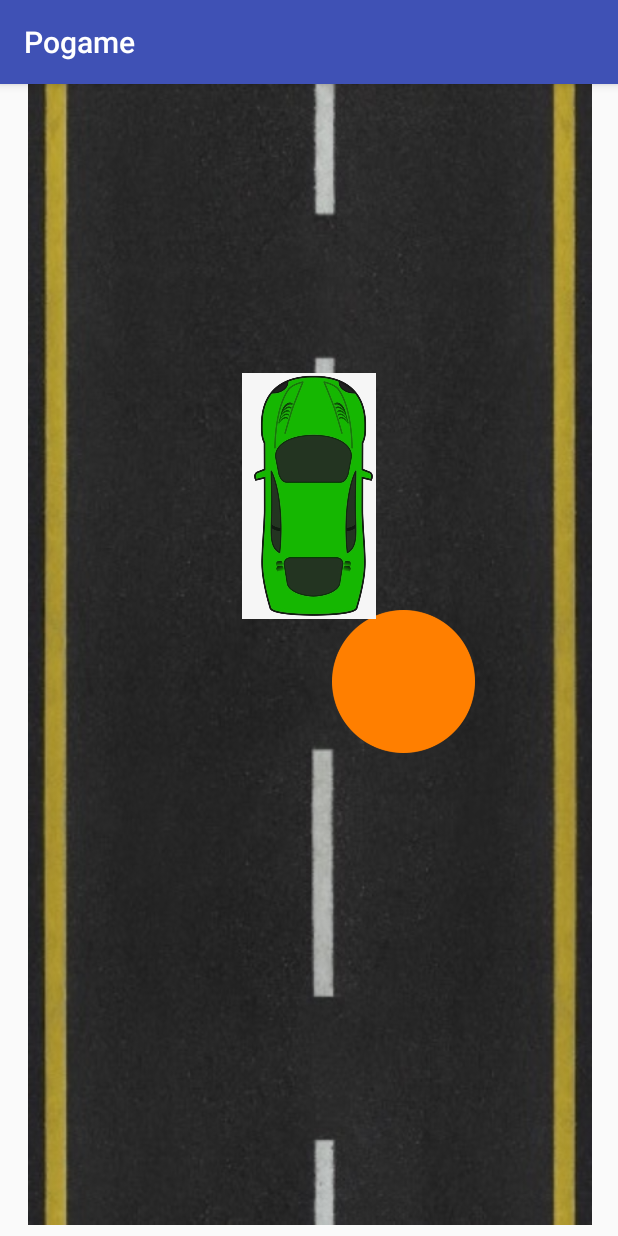
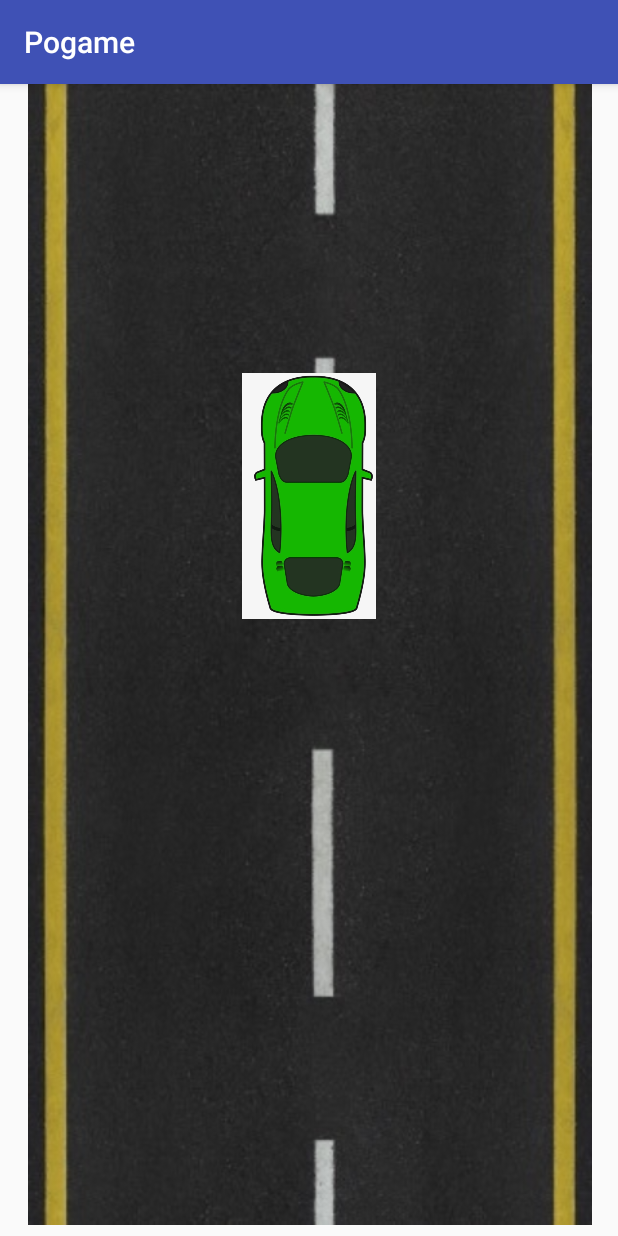
Before and after one commit to TheFlash98/Pogame, an Android app: the PlayGame screen opened directly, with no data from a screen before it, after a tap on an icon or button, on a phone screen of 412 x 824 dp. Run offline under Robolectric (Android 15) with nearby library versions, the light colour scheme and no system bars; 1 other tap on this screen came first.

Commit message:
Sprites move

```diff
--- a/app/src/main/java/com/example/sarthak/pogame/PlayGame.java
+++ b/app/src/main/java/com/example/sarthak/pogame/PlayGame.java
@@ -1,8 +1,10 @@
 package com.example.sarthak.pogame;
 
+import android.animation.Animator;
 import android.animation.ObjectAnimator;
 import android.app.ActionBar;
 import android.graphics.Path;
+import android.graphics.Rect;
 import android.os.Build;
 import android.support.v7.app.AppCompatActivity;
 import android.os.Bundle;
@@ -11,6 +13,7 @@ import android.view.animation.Animation;
 import android.view.animation.PathInterpolator;
 import android.view.animation.TranslateAnimation;
 import android.widget.ImageView;
+import android.view.animation.Animation.AnimationListener;
 
 public class PlayGame extends AppCompatActivity {
 
@@ -23,20 +26,28 @@ public class PlayGame extends AppCompatActivity {
 
     public void animate(View view) {
         ImageView carView  = (ImageView)(findViewById(R.id.car));
+        ImageView potholeView = (ImageView)(findViewById(R.id.pothole));
         ObjectAnimator animation = ObjectAnimator.ofFloat(carView, "translationY", -2000f);
-//        if (Build.VERSION.SDK_INT >= Build.VERSION_CODES.LOLLIPOP) {
-//            Path path = new Path();
-//            path.moveTo(carView.getX(), carView.getY());
-//            path.cubicTo(100, -100, -500, -500, 0, -200);
-//            PathInterpolator pathInterpolator = new PathInterpolator(path);
-//            animation.setInterpolator(pathInterpolator);
-//        }
         animation.setDuration(6000);
         animation.start();
-
-//        TranslateAnimation animation = new TranslateAnimation(0, 0, 0, -1000);
+        if(CheckCollision(carView, potholeView )) {
+            animation.cancel();
+        }
+        //        TranslateAnimation animation = new TranslateAnimation(0, 0, 0, -1000);
 //        animation.setDuration(1000);
 //        animation.setFillAfter(false);
 //        view.startAnimation(animation);
     }
+
+    public void remove(View view) {
+        ImageView pothole = (ImageView)(findViewById(R.id.pothole));
+        ObjectAnimator animation = ObjectAnimator.ofFloat(pothole, "translationX", 1000f);
+        animation.setDuration(4000);
+        animation.start();
+    }
+    public boolean CheckCollision(View v1,View v2) {
+        Rect R1=new Rect(v1.getLeft(), v1.getTop(), v1.getRight(), v1.getBottom());
+        Rect R2=new Rect(v2.getLeft(), v2.getTop(), v2.getRight(), v2.getBottom());
+        return R1.intersect(R2);
+    }
 }
--- a/app/src/main/res/layout/activity_play_game.xml
+++ b/app/src/main/res/layout/activity_play_game.xml
@@ -23,7 +23,7 @@
         app:srcCompat="@drawable/road" />
 
     <ImageView
-        android:id="@+id/imageView5"
+        android:id="@+id/pothole"
         android:layout_width="95dp"
         android:layout_height="134dp"
         android:layout_marginBottom="8dp"
@@ -38,7 +38,8 @@
         app:layout_constraintStart_toStartOf="parent"
         app:layout_constraintTop_toTopOf="parent"
         app:layout_constraintVertical_bias="0.523"
-        app:srcCompat="@drawable/pothole" />
+        app:srcCompat="@drawable/pothole"
+        android:onClick="remove"/>
 
     <ImageView
         android:id="@+id/car"
```
